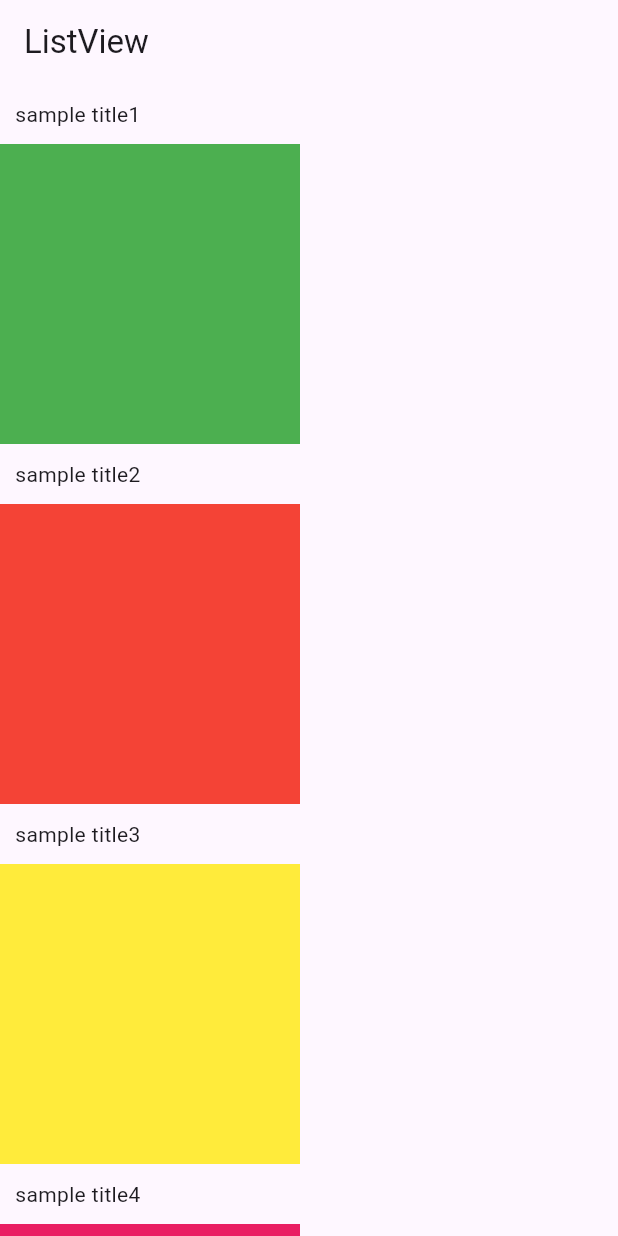
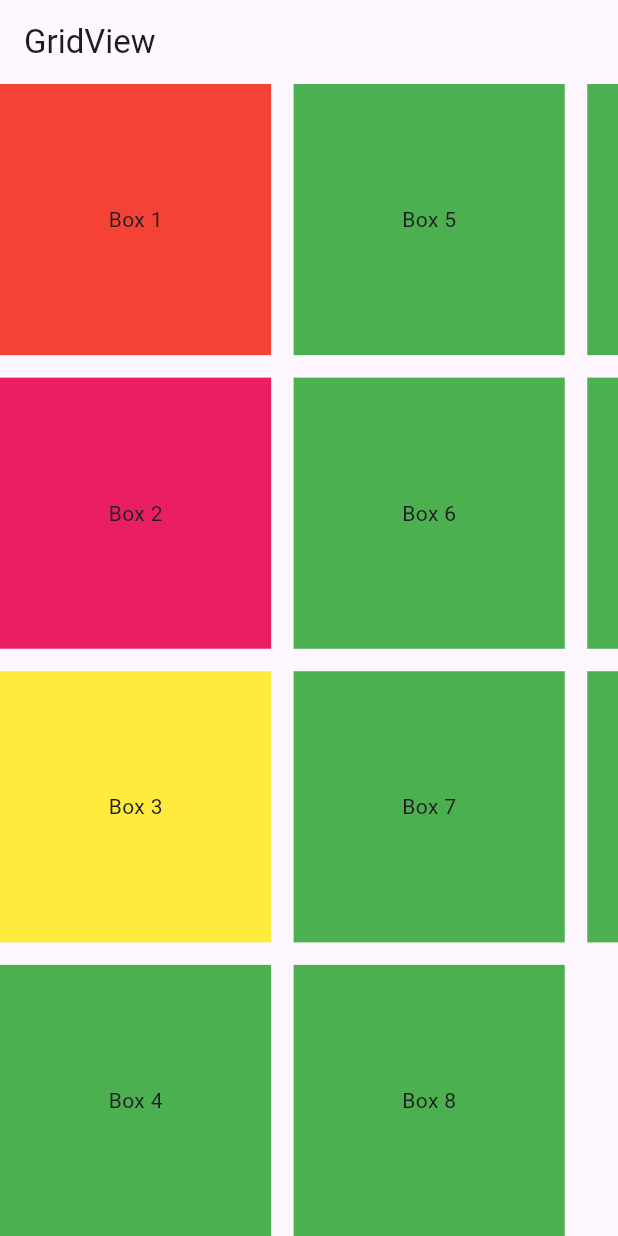
Before and after one commit to kangminchan99/Flutter_Basic, a Flutter app: the screen it shows after launch, on a phone screen of 412 x 824 dp. Run offline on Flutter 3.47's test engine with Material 2 defaults, Android fonts, the phone set to English and light mode, and no system bars.

Commit message:
gridview

```diff
--- a/lib/main.dart
+++ b/lib/main.dart
@@ -1,4 +1,5 @@
 import 'package:flutter/material.dart';
+import 'package:flutter_basic/screens/grid_view_screen.dart';
 import 'package:flutter_basic/screens/list_view_screen.dart';
 import 'package:flutter_basic/screens/stack_screen.dart';
 
@@ -18,7 +19,7 @@ class MyApp extends StatelessWidget {
         colorScheme: ColorScheme.fromSeed(seedColor: Colors.deepPurple),
         useMaterial3: true,
       ),
-      home: const ListViewScreen(),
+      home: const GridViewScreen(),
     );
   }
 }
--- /dev/null
+++ b/lib/screens/grid_view_screen.dart
@@ -0,0 +1,51 @@
+import 'package:flutter/material.dart';
+
+class GridViewScreen extends StatefulWidget {
+  const GridViewScreen({super.key});
+
+  @override
+  State<GridViewScreen> createState() => _GridViewScreenState();
+}
+
+class _GridViewScreenState extends State<GridViewScreen> {
+  @override
+  Widget build(BuildContext context) {
+    return Scaffold(
+      appBar: AppBar(
+        title: const Text('GridView'),
+      ),
+      body: GridView(
+        scrollDirection: Axis.horizontal,
+        gridDelegate: const SliverGridDelegateWithFixedCrossAxisCount(
+          crossAxisCount: 4,
+          // crossAxisSpacing - 열 사이의 공백을 나타냄.
+          crossAxisSpacing: 15,
+          // mainAxisSpacing - 행 사이의 공백을 나타냄.
+          mainAxisSpacing: 15,
+        ),
+        children: [
+          girdItem(number: '1', choiceColor: Colors.red),
+          girdItem(number: '2', choiceColor: Colors.pink),
+          girdItem(number: '3', choiceColor: Colors.yellow),
+          girdItem(number: '4', choiceColor: Colors.green),
+          girdItem(number: '5', choiceColor: Colors.green),
+          girdItem(number: '6', choiceColor: Colors.green),
+          girdItem(number: '7', choiceColor: Colors.green),
+          girdItem(number: '8', choiceColor: Colors.green),
+          girdItem(number: '9', choiceColor: Colors.green),
+          girdItem(number: '10', choiceColor: Colors.green),
+          girdItem(number: '11', choiceColor: Colors.green),
+        ],
+      ),
+    );
+  }
+
+  Widget girdItem({String number = '0', Color choiceColor = Colors.blue}) {
+    return Container(
+      color: choiceColor,
+      child: Center(
+        child: Text('Box $number'),
+      ),
+    );
+  }
+}
```
